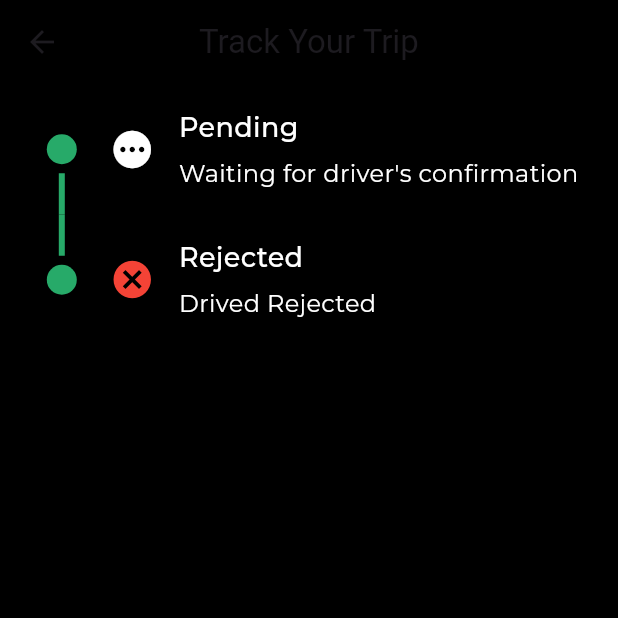
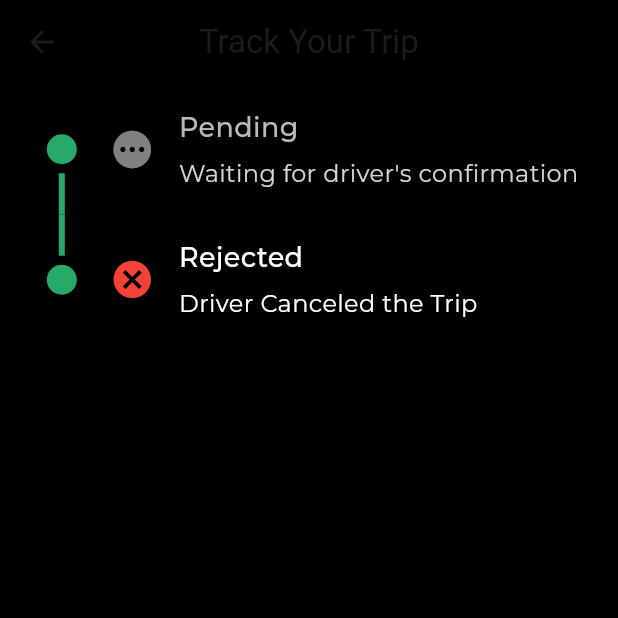
Before and after one commit to Ahmed-Sameh-MM/Car-Pool-App, a Flutter app: the TrackingScreen screen opened directly with empty values, on a phone screen of 412 x 824 dp, the top half of it. Run offline on Flutter 3.47's test engine with Material 3 defaults, Android fonts, the phone set to English and light mode, and no system bars; drawn by our look-alikes of timeline_tile; our stand-ins replace dartz, email_validator, firebase_auth, firebase_core, firebase_database, flutter_riverpod and 4 more; accounts and stored records are empty; generated files the repository leaves out were written again.

Commit message:
Finished the Tracking coloring and status

```diff
--- a/lib/Widgets/tracking_column.dart
+++ b/lib/Widgets/tracking_column.dart
@@ -17,7 +17,9 @@
   Widget build(BuildContext context) {
     return Column(
       children: [
-        const PendingItem(),
+        PendingItem(
+          status: status,
+        ),
 
         status == OrderStatus.pending || status == OrderStatus.approved || status == OrderStatus.completed ? Column(
           children: [
@@ -40,26 +42,35 @@
 }
 
 class PendingItem extends StatelessWidget {
-  const PendingItem({super.key});
+  const PendingItem({
+    super.key,
+    required this.status,
+  });
+
+  final OrderStatus status;
 
   @override
   Widget build(BuildContext context) {
+
+    final isPending = status == OrderStatus.pending;
+
     return TimelineTile(
       alignment: TimelineAlign.manual,
       lineXY: 0.1,
       isFirst: true,
-      indicatorStyle: const IndicatorStyle(
+      indicatorStyle: IndicatorStyle(
         width: 20,
-        color: Color(0xFF27AA69),
-        padding: EdgeInsets.all(6),
+        color: isPending ? const Color(0xFF2B619C) : const Color(0xFF27AA69),
+        padding: const EdgeInsets.all(6),
       ),
-      endChild: const TrackingItem(
+      endChild: TrackingItem(
         icon: Icons.pending,
         title: 'Pending',
         message: "Waiting for driver's confirmation",
+        enabled: isPending,
       ),
-      beforeLineStyle: const LineStyle(
-        color: Color(0xFF27AA69),
+      afterLineStyle: LineStyle(
+        color: isPending ? const Color(0xFFDADADA) : const Color(0xFF27AA69),
       ),
     );
   }
@@ -73,27 +84,61 @@
 
   final OrderStatus status;
 
+  Color getIndicatorColor(bool isApproved, bool isCompleted) {
+    if(isApproved) {
+      return const Color(0xFF2B619C);
+    }
+    else {
+      if(isCompleted) {
+        return const Color(0xFF27AA69);
+      }
+    }
+
+    return Colors.grey;
+  }
+
+  Color getBeforeLineColor(bool isApproved, bool isCompleted) {
+    if(isApproved|| isCompleted) {
+      return const Color(0xFF27AA69);
+    }
+
+    return const Color(0xFFDADADA);
+  }
+
+  Color getAfterLineColor(bool isCompleted) {
+    if(isCompleted) {
+      return const Color(0xFF27AA69);
+    }
+
+    return const Color(0xFFDADADA);
+  }
+
   @override
   Widget build(BuildContext context) {
 
     final isApproved = status == OrderStatus.approved;
+
+    final isCompleted = status == OrderStatus.completed;
 
     return TimelineTile(
       alignment: TimelineAlign.manual,
       lineXY: 0.1,
       indicatorStyle: IndicatorStyle(
         width: 20,
-        color: isApproved ?const Color(0xFF2B619C) : const Color(0xFF27AA69),
+        color: getIndicatorColor(isApproved, isCompleted),
         padding: const EdgeInsets.all(6),
       ),
       endChild: TrackingItem(
-        disabled: isApproved,
+        enabled: isApproved,
         icon: Icons.check_circle,
         title: 'Approved',
         message: "Trip has been approved !",
       ),
       beforeLineStyle: LineStyle(
-        color: isApproved ? const Color(0xFF27AA69) : const Color(0xFFDADADA),
+        color: getBeforeLineColor(isApproved, isCompleted),
+      ),
+      afterLineStyle: LineStyle(
+        color: getAfterLineColor(isCompleted),
       ),
     );
   }
@@ -125,7 +170,7 @@
         icon: Icons.flag,
         title: 'Completed',
         message: "Trip's Done",
-        disabled: isCompleted,
+        enabled: isCompleted,
       ),
       beforeLineStyle: LineStyle(
         color: isCompleted ? const Color(0xFF27AA69) : const Color(0xFFDADADA),
@@ -152,7 +197,8 @@
         icon: Icons.cancel,
         iconColor: Colors.red,
         title: 'Rejected',
-        message: "Drived Rejected",
+        message: "Driver Canceled the Trip",
+        enabled: true,
       ),
       beforeLineStyle: const LineStyle(
         color: Color(0xFF27AA69),
@@ -180,6 +226,7 @@
         iconColor: Colors.grey,
         title: 'Canceled',
         message: "You've canceled Your Request",
+        enabled: true,
       ),
       beforeLineStyle: const LineStyle(
         color: Color(0xFF27AA69),
--- a/lib/Widgets/tracking_item.dart
+++ b/lib/Widgets/tracking_item.dart
@@ -11,14 +11,14 @@
     this.iconColor = Colors.white,
     required this.title,
     required this.message,
-    this.disabled = false,
+    this.enabled = false,
   });
 
   final IconData icon;
   final Color iconColor;
   final String title;
   final String message;
-  final bool disabled;
+  final bool enabled;
 
   @override
   Widget build(BuildContext context) {
@@ -27,7 +27,7 @@
       child: Row(
         children: [
           Opacity(
-            opacity: disabled ? 0.5 : 1,
+            opacity: enabled ? 1 : 0.5,
             child: Icon(
               icon,
               color: iconColor,
@@ -47,7 +47,7 @@
                 text: title,
                 size: 18,
                 fontWeight: FontWeight.w500,
-                textColor: disabled ? const Color(0xFFBABABA) : Colors.white,
+                textColor: enabled ? Colors.white : const Color(0xFFBABABA),
               ),
 
               const HSizedBox(
@@ -57,7 +57,7 @@
               CustomText(
                 text: message,
                 size: 16,
-                textColor: disabled ? const Color(0xFFD5D5D5) : Colors.white,
+                textColor: enabled ? Colors.white : const Color(0xFFD5D5D5),
               ),
             ],
           ),
```
Also changed, not shown: lib/Services/authenticate.dart (+0 -43 lines).
